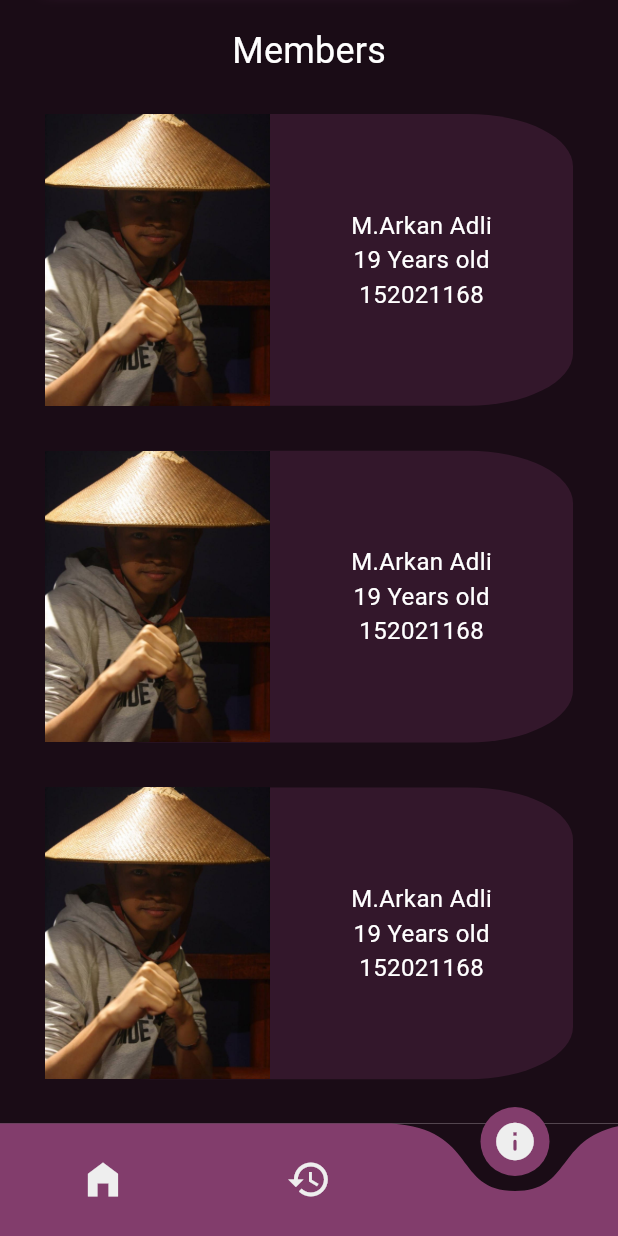
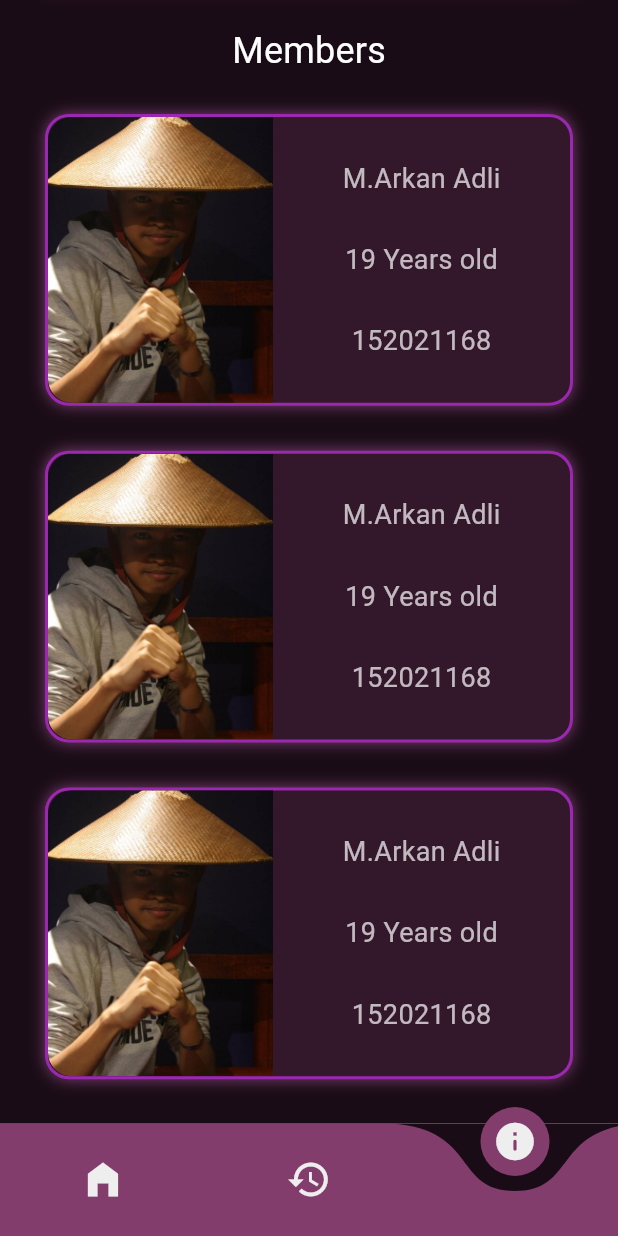
Before and after one commit to arkanadli/Atmostrack, a Flutter app: the screen it shows after launch, item 3 of the bottom bar chosen, scrolled down 448 dp, on a phone screen of 412 x 824 dp. Run offline on Flutter 3.47's test engine with Material 2 defaults, Android fonts, the phone set to English and light mode, and no system bars; drawn by our look-alikes of curved_navigation_bar; our stand-ins replace date_time_picker, fl_chart; network calls fail; Roboto replaces fonts that are missing (Montserrat); project files that could hold a hidden picture were left out.

```diff
--- a/lib/Pages/main_page.dart
+++ b/lib/Pages/main_page.dart
@@ -109,7 +109,7 @@ class _MainPageState extends State<MainPage> {
                           'Kualitas Harian Sangat Baik!',
                           textAlign: TextAlign.center,
                           style: TextStyle(
-                              fontFamily: 'Montserrat',
+                              fontFamily: 'Poppins',
                               fontSize: 20,
                               fontWeight: FontWeight.w600,
                               color:
--- a/lib/Pages/profile_page.dart
+++ b/lib/Pages/profile_page.dart
@@ -93,49 +93,62 @@ class ProfilePage extends StatelessWidget {
                         physics: const ScrollPhysics(),
                         children: [
                           Container(
-                            decoration: const BoxDecoration(
-                                color: Color.fromARGB(255, 51, 23, 43),
-                                borderRadius: BorderRadius.all(
-                                    Radius.elliptical(70, 35))),
+                            decoration: BoxDecoration(
+                                color: const Color.fromARGB(255, 51, 23, 43),
+                                border:
+                                    Border.all(color: Colors.purple, width: 2),
+                                boxShadow: const [
+                                  BoxShadow(
+                                    color: Color.fromARGB(105, 255, 130, 240),
+                                    blurRadius: 8,
+                                    spreadRadius: 0,
+                                    offset: Offset(0, 0),
+                                  ),
+                                ],
+                                borderRadius: const BorderRadius.all(
+                                    Radius.circular(16))),
                             child: Row(
                               children: [
                                 Container(
-                                  child: Image.asset(
-                                    "assets/images/fotopaquito.jpeg",
-                                    width: 150.0,
-                                    height: double.maxFinite,
-                                    fit: BoxFit.cover,
-                                  ),
+                                  width: 150,
+                                  decoration: const BoxDecoration(
+                                      image: DecorationImage(
+                                          image: AssetImage(
+                                              "assets/images/fotopaquito.jpeg"),
+                                          fit: BoxFit.cover),
+                                      borderRadius: BorderRadius.horizontal(
+                                          left: Radius.circular(16))),
                                 ),
                                 const Expanded(
                                   child: Column(
-                                    mainAxisAlignment: MainAxisAlignment.center,
+                                    mainAxisAlignment:
+                                        MainAxisAlignment.spaceEvenly,
                                     crossAxisAlignment:
                                         CrossAxisAlignment.center,
                                     children: [
                                       Text(
                                         'M.Arkan Adli',
                                         style: TextStyle(
-                                            fontSize: 16,
+                                            fontSize: 18,
                                             fontFamily: 'Montserrat',
                                             fontWeight: FontWeight.w400,
-                                            color: Colors.white),
+                                            color: Colors.white70),
                                       ),
                                       Text(
                                         '19 Years old',
                                         style: TextStyle(
-                                            fontSize: 16,
+                                            fontSize: 18,
                                             fontFamily: 'Montserrat',
                                             fontWeight: FontWeight.w400,
-                                            color: Colors.white),
+                                            color: Colors.white70),
                                       ),
                                       Text(
                                         '152021168',
                                         style: TextStyle(
-                                            fontSize: 16,
+                                            fontSize: 18,
                                             fontFamily: 'Montserrat',
                                             fontWeight: FontWeight.w400,
-                                            color: Colors.white),
+                                            color: Colors.white70),
                                       ),
                                     ],
                                   ),
@@ -144,49 +157,62 @@ class ProfilePage extends StatelessWidget {
                             ),
                           ),
                           Container(
-                            decoration: const BoxDecoration(
-                                color: Color.fromARGB(255, 51, 23, 43),
-                                borderRadius: BorderRadius.all(
-                                    Radius.elliptical(70, 35))),
+                            decoration: BoxDecoration(
+                                color: const Color.fromARGB(255, 51, 23, 43),
+                                border:
+                                    Border.all(color: Colors.purple, width: 2),
+                                boxShadow: const [
+                                  BoxShadow(
+                                    color: Color.fromARGB(105, 255, 130, 240),
+                                    blurRadius: 8,
+                                    spreadRadius: 0,
+                                    offset: Offset(0, 0),
+                                  ),
+                                ],
+                                borderRadius: const BorderRadius.all(
+                                    Radius.circular(16))),
                             child: Row(
                               children: [
                                 Container(
-                                  child: Image.asset(
-                                    "assets/images/fotopaquito.jpeg",
-                                    width: 150.0,
-                                    height: double.maxFinite,
-                                    fit: BoxFit.cover,
-                                  ),
+                                  width: 150,
+                                  decoration: const BoxDecoration(
+                                      image: DecorationImage(
+                                          image: AssetImage(
+                                              "assets/images/fotopaquito.jpeg"),
+                                          fit: BoxFit.cover),
+                                      borderRadius: BorderRadius.horizontal(
+                                          left: Radius.circular(16))),
                                 ),
                                 const Expanded(
                                   child: Column(
-                                    mainAxisAlignment: MainAxisAlignment.center,
+                                    mainAxisAlignment:
+                                        MainAxisAlignment.spaceEvenly,
                                     crossAxisAlignment:
                                         CrossAxisAlignment.center,
                                     children: [
                                       Text(
                                         'M.Arkan Adli',
                                         style: TextStyle(
-                                            fontSize: 16,
+                                            fontSize: 18,
                                             fontFamily: 'Montserrat',
                                             fontWeight: FontWeight.w400,
-                                            color: Colors.white),
+                                            color: Colors.white70),
                                       ),
                                       Text(
                                         '19 Years old',
                                         style: TextStyle(
-                                            fontSize: 16,
+                                            fontSize: 18,
                                             fontFamily: 'Montserrat',
                                             fontWeight: FontWeight.w400,
-                                            color: Colors.white),
+                                            color: Colors.white70),
                                       ),
                                       Text(
                                         '152021168',
                                         style: TextStyle(
-                                            fontSize: 16,
+                                            fontSize: 18,
                                             fontFamily: 'Montserrat',
                                             fontWeight: FontWeight.w400,
-                                            color: Colors.white),
+                                            color: Colors.white70),
                                       ),
                                     ],
                                   ),
@@ -195,49 +221,62 @@ class ProfilePage extends StatelessWidget {
                             ),
                           ),
                           Container(
-                            decoration: const BoxDecoration(
-                                color: Color.fromARGB(255, 51, 23, 43),
-                                borderRadius: BorderRadius.all(
-                                    Radius.elliptical(70, 35))),
+                            decoration: BoxDecoration(
+                                color: const Color.fromARGB(255, 51, 23, 43),
+                                border:
+                                    Border.all(color: Colors.purple, width: 2),
+                                boxShadow: const [
+                                  BoxShadow(
+                                    color: Color.fromARGB(105, 255, 130, 240),
+                                    blurRadius: 8,
+                                    spreadRadius: 0,
+                                    offset: Offset(0, 0),
+                                  ),
+                                ],
+                                borderRadius: const BorderRadius.all(
+                                    Radius.circular(16))),
                             child: Row(
                               children: [
                                 Container(
-                                  child: Image.asset(
-                                    "assets/images/fotopaquito.jpeg",
-                                    width: 150.0,
-                                    height: double.maxFinite,
-                                    fit: BoxFit.cover,
-                                  ),
+                                  width: 150,
+                                  decoration: const BoxDecoration(
+                                      image: DecorationImage(
+                                          image: AssetImage(
+                                              "assets/images/fotopaquito.jpeg"),
+                                          fit: BoxFit.cover),
+                                      borderRadius: BorderRadius.horizontal(
+                                          left: Radius.circular(16))),
                                 ),
                                 const Expanded(
                                   child: Column(
-                                    mainAxisAlignment: MainAxisAlignment.center,
+                                    mainAxisAlignment:
+                                        MainAxisAlignment.spaceEvenly,
                                     crossAxisAlignment:
                                         CrossAxisAlignment.center,
                                     children: [
                                       Text(
                                         'M.Arkan Adli',
                                         style: TextStyle(
-                                            fontSize: 16,
+                                            fontSize: 18,
                                             fontFamily: 'Montserrat',
                                             fontWeight: FontWeight.w400,
-                                            color: Colors.white),
+                                            color: Colors.white70),
                                       ),
                                       Text(
                                         '19 Years old',
                                         style: TextStyle(
-                                            fontSize: 16,
+                                            fontSize: 18,
                                             fontFamily: 'Montserrat',
                                             fontWeight: FontWeight.w400,
-                                            color: Colors.white),
+                                            color: Colors.white70),
                                       ),
                                       Text(
                                         '152021168',
                                         style: TextStyle(
-                                            fontSize: 16,
+                                            fontSize: 18,
                                             fontFamily: 'Montserrat',
                                             fontWeight: FontWeight.w400,
-                                            color: Colors.white),
+                                            color: Colors.white70),
                                       ),
                                     ],
                                   ),
--- a/lib/splash_screen.dart
+++ b/lib/splash_screen.dart
@@ -9,20 +9,54 @@ class SplashScreen extends StatefulWidget {
   State<SplashScreen> createState() => _SplashScreenState();
 }
 
-class _SplashScreenState extends State<SplashScreen> {
+class _SplashScreenState extends State<SplashScreen>
+    with TickerProviderStateMixin {
+  late AnimationController controller;
+  late Animation<double> fadeAnimation;
+  late Animation<Offset> transAnimation;
+
   @override
   void initState() {
     // TODO: implement initState
+    controller = AnimationController(
+      vsync: this,
+      duration: const Duration(milliseconds: 1200),
+    );
+    fadeAnimation = Tween(begin: 0.6, end: 1.00).animate(
+      CurvedAnimation(parent: controller, curve: Curves.decelerate),
+    );
+    controller.forward();
+    fadeAnimation.addListener(() {
+      if (fadeAnimation.isDismissed) {
+        controller.forward();
+      }
+      if (fadeAnimation.isCompleted) {
+        controller.reverse();
+      }
+    });
+    //
+    transAnimation = Tween(
+            begin: const Offset(0, -0.02), end: const Offset(0, 0))
+        .animate(CurvedAnimation(parent: controller, curve: Curves.decelerate));
+    //
+
     _loadingScreen();
     super.initState();
   }
 
   _loadingScreen() async {
-    await Future.delayed(const Duration(seconds: 1), () {});
+    await Future.delayed(const Duration(seconds: 5), () {});
     Navigator.pushReplacement(
       context,
       MaterialPageRoute(builder: (context) => const MainBoilerPlate()),
     );
+  }
+
+  @override
+  void dispose() {
+    // TODO: implement dispose
+    controller.dispose();
+    super.dispose();
   }
 
   @override
@@ -33,8 +67,14 @@ class _SplashScreenState extends State<SplashScreen> {
         child: Column(
           children: [
             const Spacer(),
-            Container(
-              child: Image.asset('assets/images/landingPage.png'),
+            FadeTransition(
+              opacity: fadeAnimation,
+              child: SlideTransition(
+                position: transAnimation,
+                child: Container(
+                  child: Image.asset('assets/images/landingPage.png'),
+                ),
+              ),
             ),
             const Spacer(),
             SizedBox(
```
